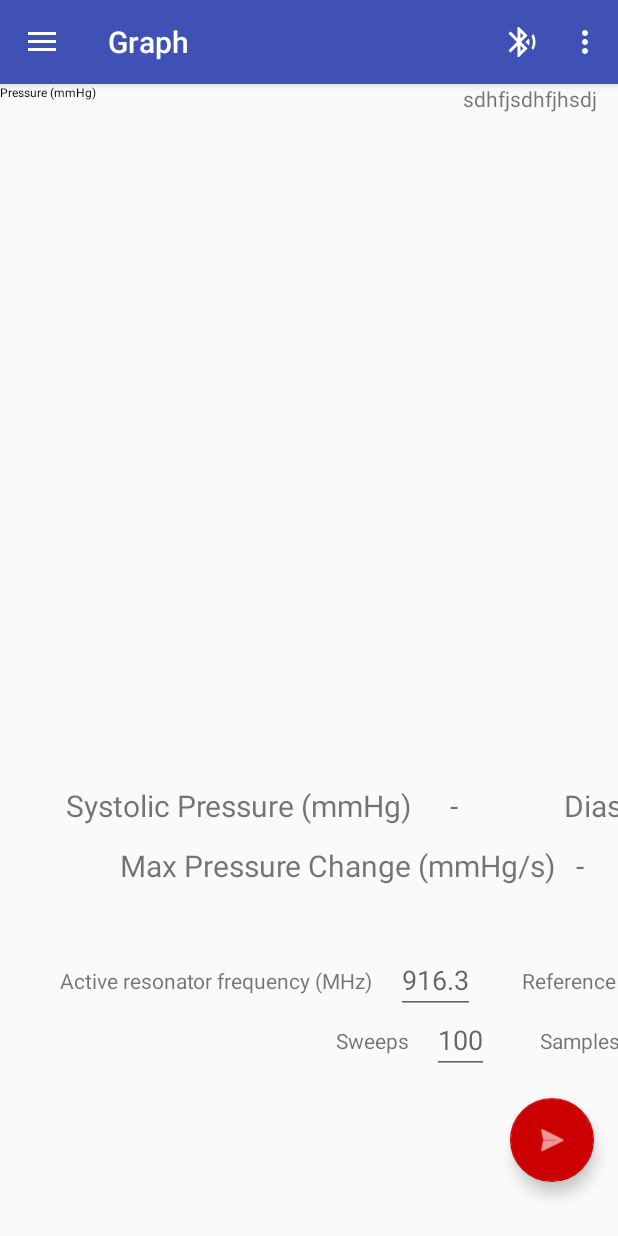
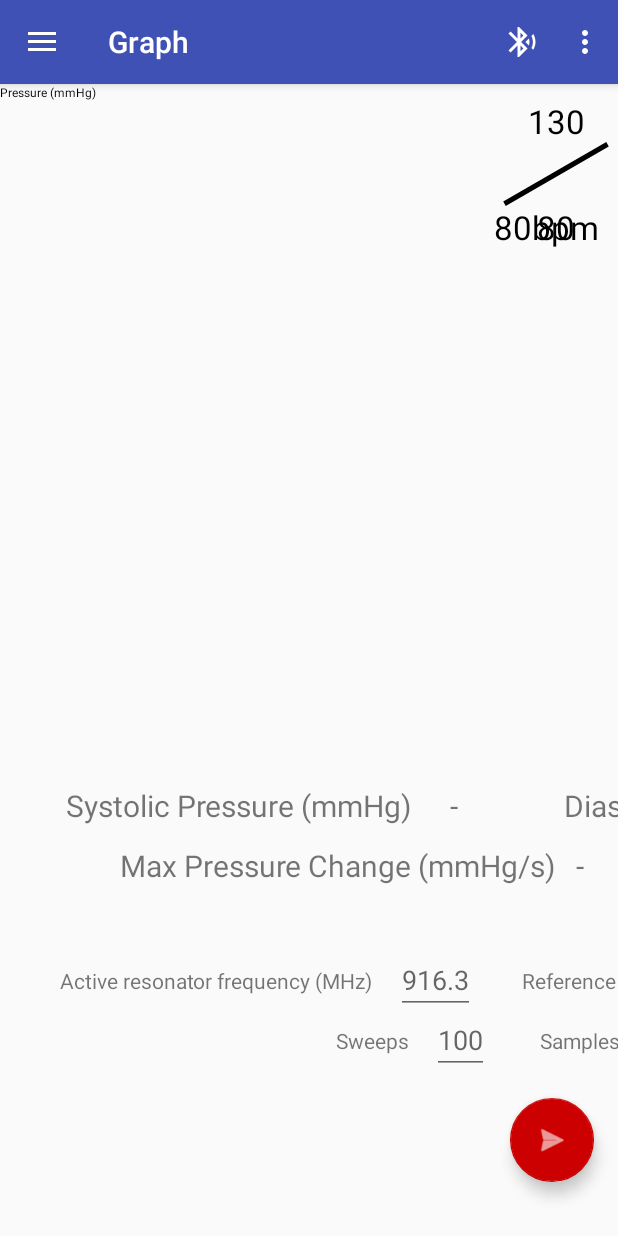
Before and after one commit to danwells96/BP-App, an Android app: the screen it shows after launch (MainActivity), on a phone screen of 412 x 824 dp. Run offline under Robolectric (Android 15) with nearby library versions, the phone set to English and light mode, and no system bars; libraries missing offline, so code that uses them is left out: com.github.mikephil.charting; plain views replace LineChart; 41 statements that could not run were skipped.

Commit message:
Added provisional pressure reading

```diff
--- /dev/null
+++ b/app/src/main/res/drawable/diagonal.xml
@@ -0,0 +1,18 @@
+<?xml version="1.0" encoding="utf-8"?>
+<layer-list xmlns:android="http://schemas.android.com/apk/res/android">
+    <item>
+        <rotate
+            android:fromDegrees="150"
+            android:pivotX="50%"
+            android:pivotY="50%"
+            android:toDegrees="0">
+            <shape
+                android:shape="line"
+                android:top="1dip">
+                <stroke
+                    android:width="3dp"
+                    android:color="@color/black"/>
+            </shape>
+        </rotate>
+    </item>
+</layer-list>
--- a/app/src/main/res/layout/graph.xml
+++ b/app/src/main/res/layout/graph.xml
@@ -13,7 +13,7 @@
         <LinearLayout
             android:layout_width="0dp"
             android:layout_height="wrap_content"
-            android:layout_weight="3"
+            android:layout_weight="4"
             android:orientation="vertical">
 
     <com.github.mikephil.charting.charts.LineChart
@@ -33,11 +33,46 @@
     <LinearLayout
         android:layout_width="0dp"
         android:layout_height="match_parent"
-        android:layout_weight="1">
-    <TextView
-        android:layout_width="match_parent"
-        android:layout_height="wrap_content"
-        android:text="sdhfjsdhfjhsdj"/>
+        android:layout_weight="1"
+        android:layout_gravity="center">
+        <RelativeLayout
+            android:layout_width="match_parent"
+            android:layout_height="wrap_content"
+            android:layout_marginTop="10dp">
+            <TextView
+                android:layout_width="match_parent"
+                android:layout_height="wrap_content"
+                android:id="@+id/systolicValue"
+                android:textSize="22dp"
+                android:text="130"
+                android:textAlignment="center"
+                android:layout_alignParentLeft="true"
+                android:textColor="@color/black"/>
+            <View
+                android:layout_width="match_parent"
+                android:layout_height="100dp"
+                android:id="@+id/diagonal"
+                android:background="@drawable/diagonal"/>
+            <TextView
+                android:layout_width="match_parent"
+                android:layout_height="wrap_content"
+                android:id="@+id/diastolicValue"
+                android:textSize="22dp"
+                android:text="80"
+                android:textAlignment="center"
+                android:layout_alignRight="@+id/systolicValue"
+                android:layout_alignBottom="@+id/diagonal"
+                android:textColor="@color/black"/>
+            <TextView
+                android:layout_width="match_parent"
+                android:layout_height="wrap_content"
+                android:id="@+id/heartRate"
+                android:layout_alignBottom="@+id/diastolicValue"
+                android:layout_marginTop="50dp"
+                android:text="80bpm"
+                android:textColor="@color/black"
+                android:textSize="22dp"/>
+        </RelativeLayout>
     </LinearLayout>
 
     </LinearLayout>
```
Also changed, not shown: app/src/main/java/com/project/paulo/bpapp/Graph.java (+9 -0 lines).
